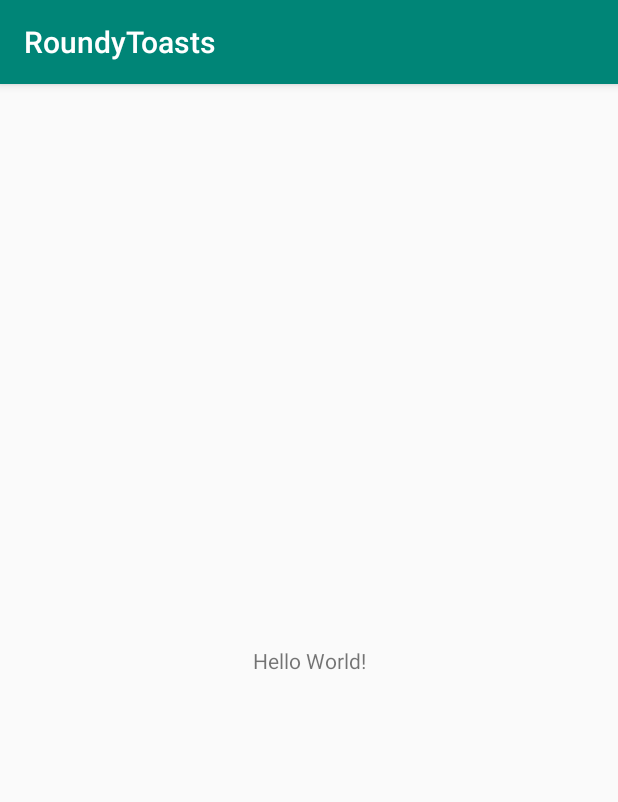
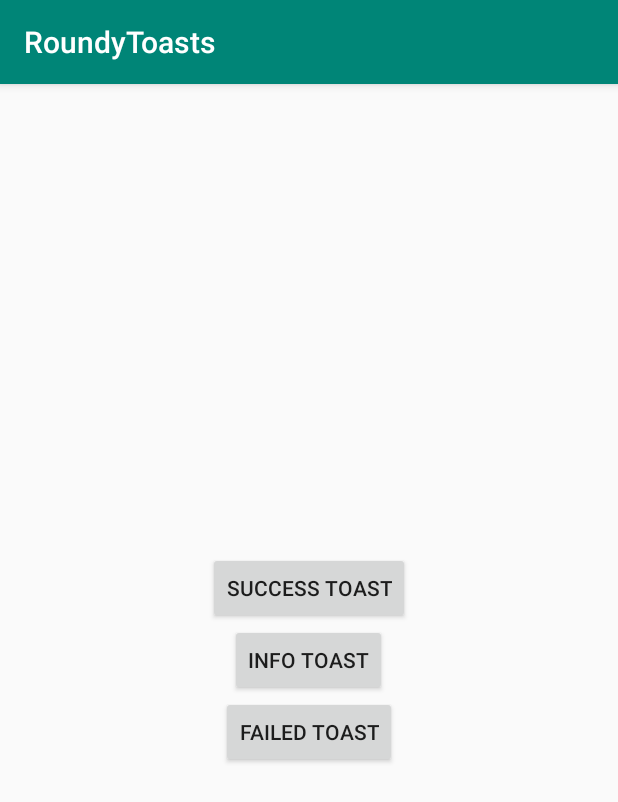
Before and after one commit to DavidAmunga/RoundyToasts, an Android app: the screen it shows after launch (MainActivity), on a phone screen of 412 x 824 dp. Shown: the top 802 px of the screen. Run offline under Robolectric (Android 15) with nearby library versions, the phone set to English and light mode, and no system bars.

Commit message:
Added Sample Code

```diff
--- a/app/build.gradle
+++ b/app/build.gradle
@@ -24,5 +24,8 @@ dependencies {
     implementation 'com.android.support.constraint:constraint-layout:1.1.3'
     testImplementation 'junit:junit:4.12'
     androidTestImplementation 'com.android.support.test:runner:1.0.2'
+    implementation 'com.github.DavidAmunga:RoundyToasts:0.1.0'
+
+
     androidTestImplementation 'com.android.support.test.espresso:espresso-core:3.0.2'
 }
--- a/app/src/main/java/com/amunga/roundytoasts/MainActivity.java
+++ b/app/src/main/java/com/amunga/roundytoasts/MainActivity.java
@@ -2,6 +2,7 @@ package com.amunga.roundytoasts;
 
 import android.support.v7.app.AppCompatActivity;
 import android.os.Bundle;
+import android.view.View;
 
 public class MainActivity extends AppCompatActivity {
 
@@ -9,5 +10,20 @@ public class MainActivity extends AppCompatActivity {
     protected void onCreate(Bundle savedInstanceState) {
         super.onCreate(savedInstanceState);
         setContentView(R.layout.activity_main);
+
+    }
+
+    public void failedToast(View view) {
+        new FailedToast(this, "This is Failure");
+    }
+
+    public void successToast(View view) {
+        new SuccessToast(this, "This is Success");
+
+    }
+
+    public void infoToast(View view) {
+        new InfoToast(this, "This is an Info");
+
     }
 }
--- a/app/src/main/res/layout/activity_main.xml
+++ b/app/src/main/res/layout/activity_main.xml
@@ -1,18 +1,30 @@
 <?xml version="1.0" encoding="utf-8"?>
-<android.support.constraint.ConstraintLayout xmlns:android="http://schemas.android.com/apk/res/android"
+<LinearLayout xmlns:android="http://schemas.android.com/apk/res/android"
     xmlns:app="http://schemas.android.com/apk/res-auto"
     xmlns:tools="http://schemas.android.com/tools"
     android:layout_width="match_parent"
     android:layout_height="match_parent"
+    android:layout_gravity="center"
+    android:gravity="center"
+    android:orientation="vertical"
     tools:context=".MainActivity">
 
-    <TextView
+    <Button
         android:layout_width="wrap_content"
         android:layout_height="wrap_content"
-        android:text="Hello World!"
-        app:layout_constraintBottom_toBottomOf="parent"
-        app:layout_constraintLeft_toLeftOf="parent"
-        app:layout_constraintRight_toRightOf="parent"
-        app:layout_constraintTop_toTopOf="parent" />
+        android:onClick="successToast"
+        android:text="Success Toast" />
 
-</android.support.constraint.ConstraintLayout>
+    <Button
+        android:layout_width="wrap_content"
+        android:layout_height="wrap_content"
+        android:onClick="infoToast"
+        android:text="Info Toast" />
+
+    <Button
+        android:layout_width="wrap_content"
+        android:layout_height="wrap_content"
+        android:onClick="failedToast"
+        android:text="Failed Toast" />
+
+</LinearLayout>
--- a/build.gradle
+++ b/build.gradle
@@ -18,6 +18,8 @@ allprojects {
     repositories {
         google()
         jcenter()
+        maven { url 'https://jitpack.io' }
+
 
     }
 }
```
